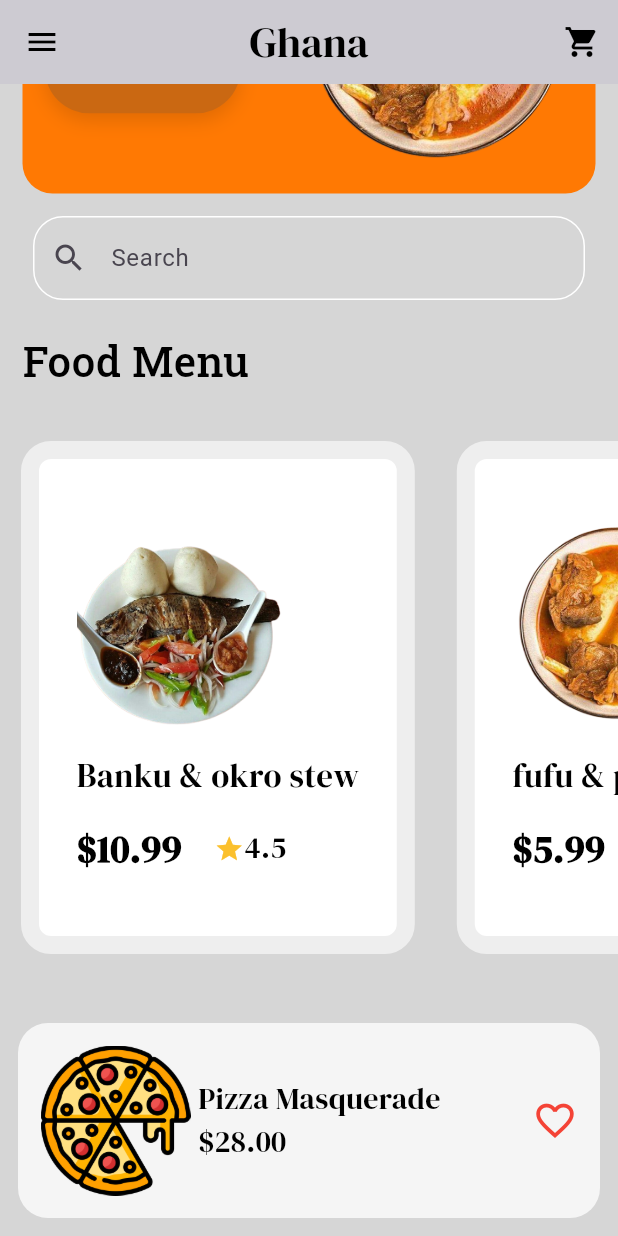
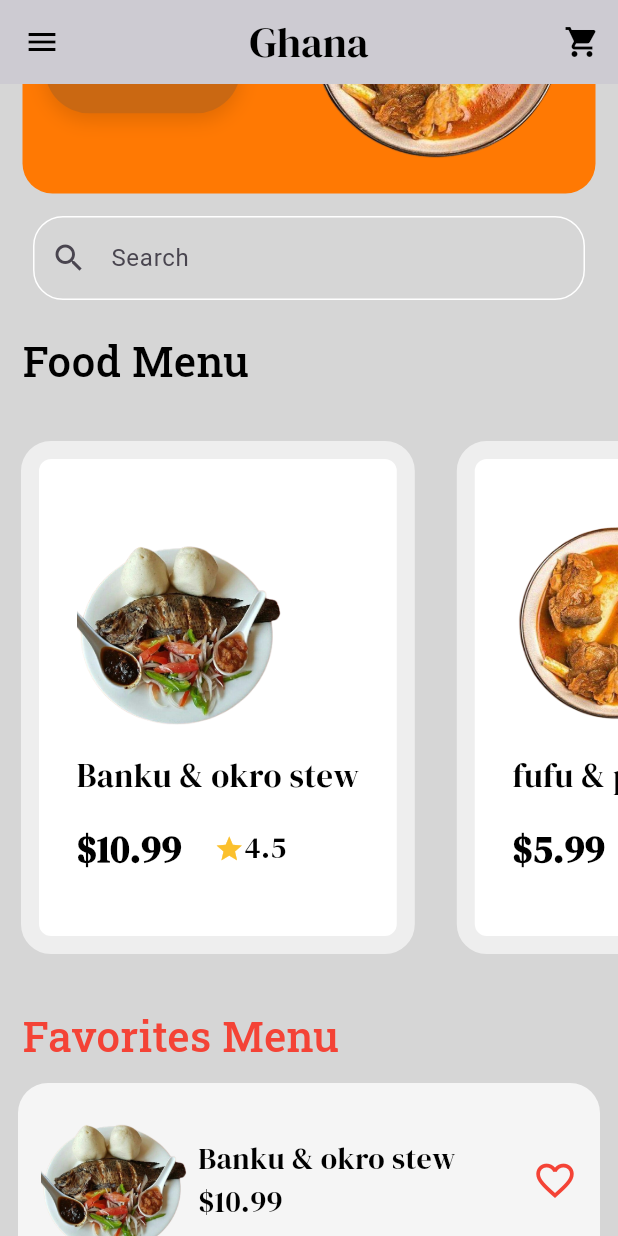
Before and after one commit to Ikwame91/Restaurant_app_ui, a Flutter app: the MenuPage screen opened by its route, scrolled down 152 dp, on a phone screen of 412 x 824 dp. Run offline on Flutter 3.47's test engine with Material 2 defaults, Android fonts, the phone set to English and light mode, and no system bars; our stand-ins replace google_fonts.

Commit message:
added favorites componenet

```diff
--- /dev/null
+++ b/lib/components/favorite_foods.dart
@@ -0,0 +1,61 @@
+import 'package:flutter/material.dart';
+import 'package:google_fonts/google_fonts.dart';
+import 'package:simple_restaurant_ui/models/food.dart';
+
+class FavoriteFoods extends StatelessWidget {
+  const FavoriteFoods({
+    super.key,
+    required this.food,
+    this.onTap,
+  });
+  final Food food;
+  final void Function()? onTap;
+
+  @override
+  Widget build(BuildContext context) {
+    return Container(
+      decoration: BoxDecoration(
+        color: Colors.grey[100],
+        borderRadius: BorderRadius.circular(20),
+      ),
+      margin: const EdgeInsets.all(12),
+      padding: const EdgeInsets.all(15),
+      child: Column(
+        children: [
+          Row(
+            mainAxisAlignment: MainAxisAlignment.spaceBetween,
+            children: [
+              Row(
+                children: [
+                  Image.asset(
+                    food.image,
+                    height: 100,
+                  ),
+                  const SizedBox(
+                    width: 5,
+                  ),
+                  Column(
+                    crossAxisAlignment: CrossAxisAlignment.start,
+                    children: [
+                      Text(
+                        food.name,
+                        style: GoogleFonts.dmSerifDisplay(
+                            fontSize: 20, color: Colors.black),
+                      ),
+                      Text(
+                        '\$${food.price}',
+                        style: GoogleFonts.dmSerifDisplay(
+                            fontSize: 20, color: Colors.black),
+                      )
+                    ],
+                  ),
+                ],
+              ),
+              const Icon(Icons.favorite_outline, color: Colors.red, size: 30),
+            ],
+          ),
+        ],
+      ),
+    );
+  }
+}
--- a/lib/constants/food_list.dart
+++ b/lib/constants/food_list.dart
@@ -45,15 +45,70 @@ class FoodShop extends ChangeNotifier {
         category: 'Salad',
         rating: '4.0',
         id: '4',
+        quantity: 1),
+    Food(
+        name: 'fufu & goat soup',
+        image: 'lib/images/fufutwo.png',
+        description:
+            'fufu is a ghanaian dish with goat soup and it is very delicious and tasty its the favorite food of most Ghanaians in the country and outside the country it has a special taste and and is a very healthy food',
+        price: 8.5,
+        category: 'local dish',
+        rating: '4.0',
+        id: '5',
         quantity: 1)
   ];
-
+  final List<Food> _foodFavorites = [
+    Food(
+      name: 'Banku & okro stew',
+      image: 'lib/images/bankuone.png',
+      description:
+          'Pizza is a savory dish of Italian origin consisting of a usually round, flattened base of leavened wheat-based dough topped with tomatoes, cheese, and often various other ingredients, which is then baked at a high temperature, traditionally in a wood-fired oven.',
+      price: 10.99,
+      category: 'Pizza',
+      rating: '4.5',
+      id: '1',
+      quantity: 1,
+    ),
+    Food(
+      name: 'fufu & palm soup',
+      image: 'lib/images/fufuone.png',
+      description:
+          'A beef (also burger for short) is a sandwich consisting of one or more cooked patties of ground meat, usually beef, placed inside a sliced bread roll or bun. The patty may be pan fried, grilled, smoked or flame broiled.',
+      price: 5.99,
+      category: 'Burger',
+      rating: '4.5',
+      id: '2',
+      quantity: 1,
+    ),
+    Food(
+      name: 'yam & palava sauce',
+      image: 'lib/images/yamone.png',
+      description:
+          'Pasta is a type of Italian food typically made from an unleavened dough of wheat flour mixed with water or eggs, and formed into sheets or various shapes, then cooked by boiling or baking.',
+      price: 8.99,
+      category: 'steak',
+      rating: '4.2',
+      id: '3',
+      quantity: 1,
+    ),
+    Food(
+        name: 'fufu & light soup',
+        image: 'lib/images/fufuthree.png',
+        description:
+            'A salad is a dish consisting of a mixture of small pieces of food, usually vegetables or fruits. However, different varieties of salad may contain virtually any type of ready-to-eat food.',
+        price: 6.99,
+        category: 'Salad',
+        rating: '4.0',
+        id: '4',
+        quantity: 1),
+  ];
 //customers cart
   List<Food> cart = [];
   List<Food> favorites = [];
 
 //getter methods
   List<Food> get foodmenu => _foodMenu;
+  List<Food> get foodfavorites => _foodFavorites;
   List<Food> get cartItems => cart;
   List<Food> get favorItems => favorites;
 
--- /dev/null
+++ b/lib/pages/favorite_page.dart
@@ -0,0 +1,10 @@
+import 'package:flutter/material.dart';
+
+class FavoritePage extends StatelessWidget {
+  const FavoritePage({super.key});
+
+  @override
+  Widget build(BuildContext context) {
+    return const Placeholder();
+  }
+}
--- a/lib/pages/food_details.dart
+++ b/lib/pages/food_details.dart
@@ -60,8 +60,6 @@ class _FoodDetailsState extends State<FoodDetails> {
             //okay button
             IconButton(
                 onPressed: () {
-                  Navigator.pop(context);
-
                   Navigator.pop(context);
                 },
                 icon: const Icon(
--- a/lib/pages/menu_page.dart
+++ b/lib/pages/menu_page.dart
@@ -1,9 +1,10 @@
 import 'package:flutter/material.dart';
 import 'package:google_fonts/google_fonts.dart';
 import 'package:provider/provider.dart';
+import 'package:simple_restaurant_ui/components/favorite_foods.dart';
+import 'package:simple_restaurant_ui/components/food_tile.dart';
 import 'package:simple_restaurant_ui/constants/food_list.dart';
 import 'package:simple_restaurant_ui/pages/food_details.dart';
-import 'package:simple_restaurant_ui/pages/food_tile.dart';
 import 'package:simple_restaurant_ui/widgets/custom_container.dart';
 
 class MenuPage extends StatefulWidget {
@@ -35,6 +36,7 @@ class _MenuPageState extends State<MenuPage> {
   Widget build(BuildContext context) {
     final shop = context.read<FoodShop>();
     final foodMenu = shop.foodmenu;
+    final favoriteFoods = shop.foodfavorites;
     return SafeArea(
       child: Scaffold(
         backgroundColor: Colors.grey[350],
@@ -159,47 +161,22 @@ class _MenuPageState extends State<MenuPage> {
                 const SizedBox(
                   height: 20,
                 ),
-                Container(
-                  decoration: BoxDecoration(
-                    color: Colors.grey[100],
-                    borderRadius: BorderRadius.circular(20),
-                  ),
-                  margin: const EdgeInsets.all(12),
-                  padding: const EdgeInsets.all(15),
-                  child: Row(
-                    mainAxisAlignment: MainAxisAlignment.spaceBetween,
-                    children: [
-                      Row(
-                        children: [
-                          Image.asset(
-                            'lib/images/pitza.png',
-                            height: 100,
-                          ),
-                          const SizedBox(
-                            width: 5,
-                          ),
-                          Column(
-                            crossAxisAlignment: CrossAxisAlignment.start,
-                            children: [
-                              Text(
-                                'Pizza Masquerade',
-                                style: GoogleFonts.dmSerifDisplay(
-                                    fontSize: 20, color: Colors.black),
-                              ),
-                              Text(
-                                '\$28.00',
-                                style: GoogleFonts.dmSerifDisplay(
-                                    fontSize: 20, color: Colors.black),
-                              )
-                            ],
-                          ),
-                        ],
-                      ),
-                      const Icon(Icons.favorite_outline,
-                          color: Colors.red, size: 30),
-                    ],
-                  ),
-                )
+                Padding(
+                  padding: const EdgeInsets.symmetric(horizontal: 15),
+                  child: Text('Favorites Menu ',
+                      style: GoogleFonts.robotoSlab(
+                          fontSize: 28,
+                          color: Colors.red,
+                          fontWeight: FontWeight.w500)),
+                ),
+                SizedBox(
+                    height: MediaQuery.of(context).size.height - 500,
+                    child: ListView.builder(
+                        scrollDirection: Axis.vertical,
+                        itemCount: favoriteFoods.length,
+                        itemBuilder: (context, index) => FavoriteFoods(
+                              food: favoriteFoods[index],
+                            ))),
               ],
             ),
           ],
```
Also changed, not shown: lib/components/food_tile.dart (renamed from lib/pages/food_tile.dart), lib/images/awakye.png (added), lib/images/banku.png (added), lib/images/chicken.png (added), lib/images/fuft.png (added), lib/images/gob.png (added), lib/images/nip.png (added), lib/images/soup.png (added).
